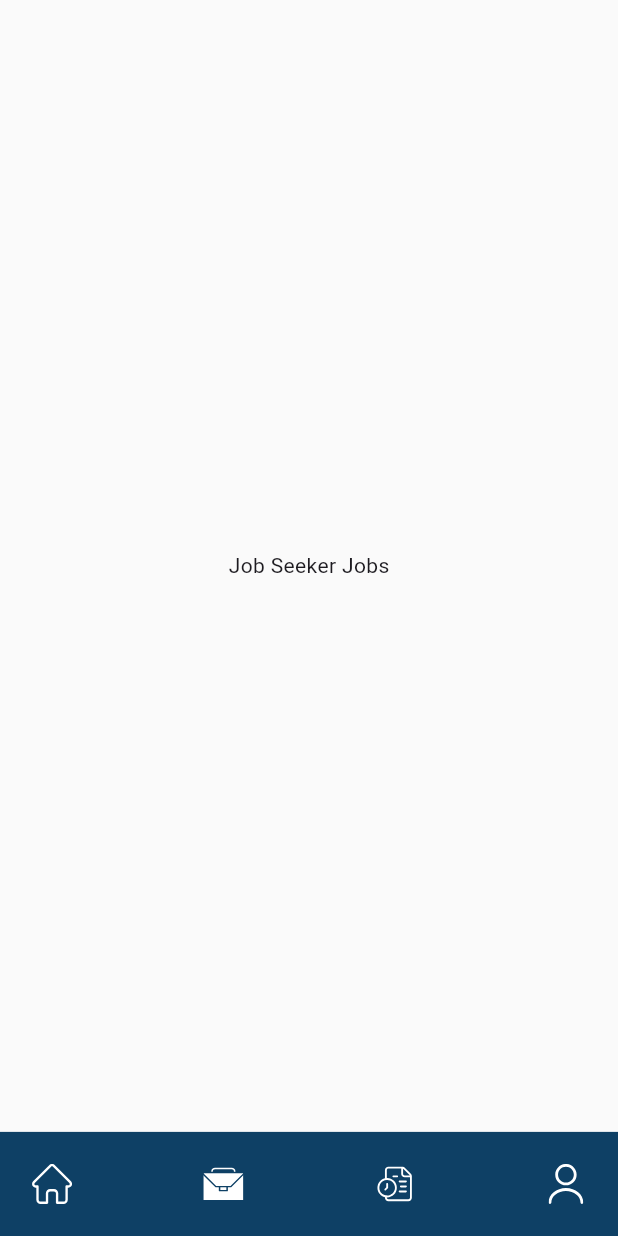
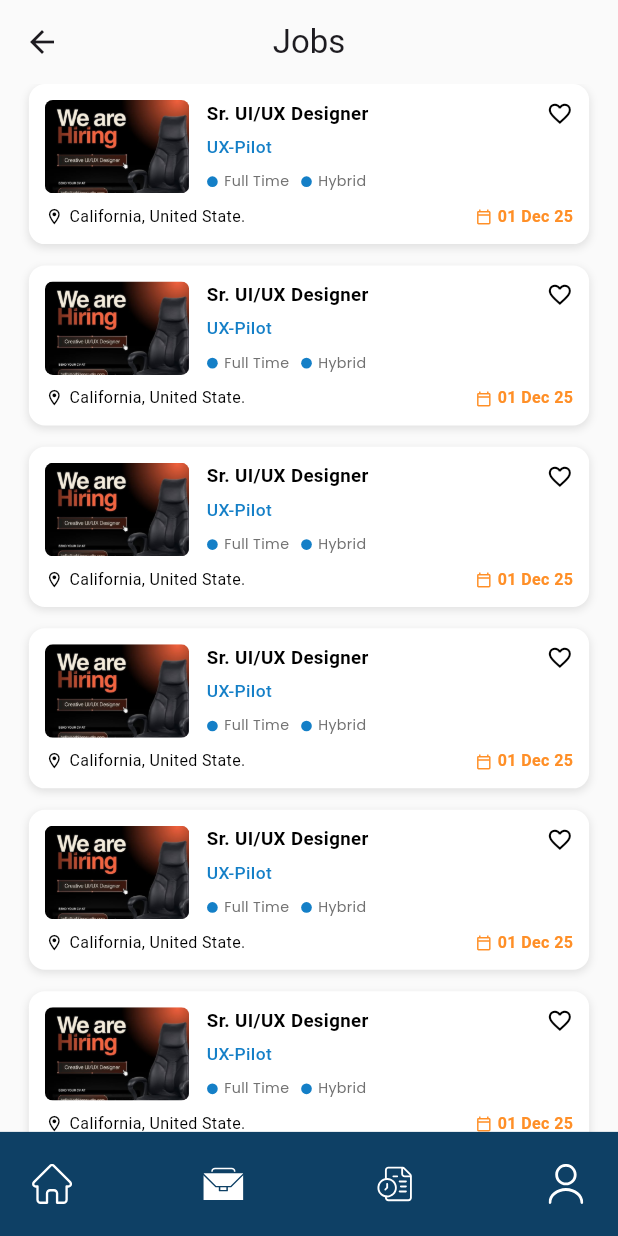
Before and after one commit to mehdisparktech/embeyi, a Flutter app: the JobsScreen screen opened by its route, on a phone screen of 412 x 824 dp. Run offline on Flutter 3.47's test engine with Material 3 defaults, Android fonts, the phone set to English and light mode, and no system bars; our stand-ins replace cached_network_image, dio, flutter_dotenv, flutter_html, flutter_local_notifications, flutter_screenutil and 13 more; accounts and stored records are empty; network calls fail.

Commit message:
feat(jobs-screen): enhance job listing interface with dynamic JobCard implementation
- Add AppBar with title to JobsScreen for improved navigation
- Implement ListView.builder to display a list of JobCard widgets
- Introduce JobCard properties for company details, job title, salary range, and posting time
- Integrate navigation to job details on card tap using JobSeekerRoutes
- Update layout with responsive padding and spacing using ScreenUtil

```diff
--- a/lib/features/job_seeker/jobs/presentation/screen/jobs_screen.dart
+++ b/lib/features/job_seeker/jobs/presentation/screen/jobs_screen.dart
@@ -1,5 +1,9 @@
 import 'package:embeyi/core/component/bottom_nav_bar/common_bottom_bar.dart';
+import 'package:embeyi/core/component/card/job_card.dart';
+import 'package:embeyi/core/config/route/job_seeker_routes.dart';
+import 'package:embeyi/core/utils/constants/app_images.dart';
 import 'package:flutter/material.dart';
+import 'package:flutter_screenutil/flutter_screenutil.dart';
 import 'package:get/get.dart';
 import '../controller/jobs_controller.dart';
 
@@ -10,7 +14,31 @@
   @override
   Widget build(BuildContext context) {
     return Scaffold(
-      body: Center(child: Text('Job Seeker Jobs')),
+      appBar: AppBar(title: const Text('Jobs')),
+      body: ListView.builder(
+        padding: EdgeInsets.symmetric(horizontal: 20.w),
+        itemCount: 8,
+        itemBuilder: (context, index) {
+          return Padding(
+            padding: EdgeInsets.only(bottom: 16.h),
+            child: JobCard(
+              companyName: 'UX-Pilot',
+              location: 'California, United State.',
+              jobTitle: 'Sr. UI/UX Designer',
+              salaryRange: '\$7k - \$15k/month',
+              timePosted: '01 Dec 25',
+              isFullTime: true,
+              companyLogo: AppImages.jobPost,
+              onTap: () {
+                JobSeekerRoutes.goToJobDetails();
+              },
+              onFavoriteTap: () {
+                // Handle favorite tap
+              },
+            ),
+          );
+        },
+      ),
       bottomNavigationBar: SafeArea(
         child: const CommonBottomNavBar(currentIndex: 1, isJobSeeker: true),
       ),
```
